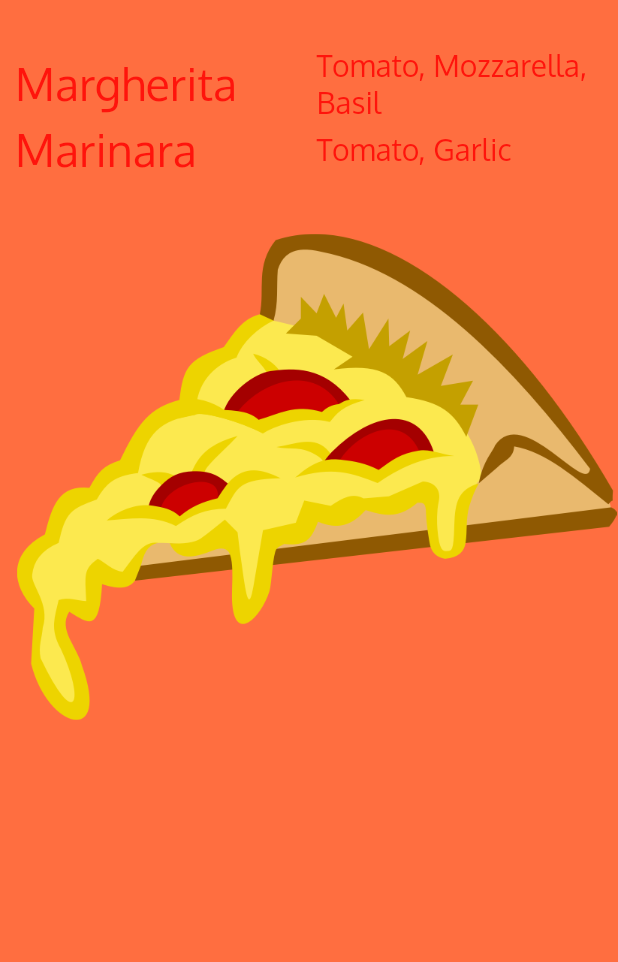
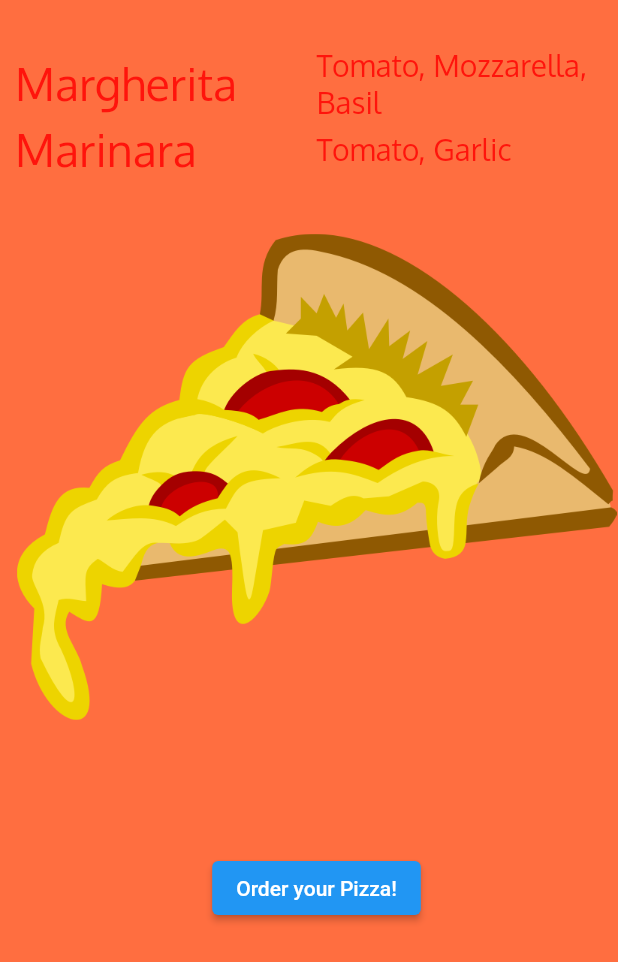
Before and after one commit to RafalChalupnik/FlutterHelloWorld, a Flutter app: the screen it shows after launch, on a phone screen of 412 x 824 dp. Shown: the top 962 px of the screen. Run offline on Flutter 3.47's test engine with Material 2 defaults, Android fonts, the phone set to English and light mode, and no system bars.

Commit message:
Giving Feedback: RaisedButton

```diff
--- a/app_widgets/lib/ui/home.dart
+++ b/app_widgets/lib/ui/home.dart
@@ -45,7 +45,8 @@ class Home extends StatelessWidget {
             )
           ))
         ]),
-        PizzaImageWidget()
+        PizzaImageWidget(),
+        OrderButton()
       ])
     ));
   }
@@ -59,3 +60,29 @@ class PizzaImageWidget extends StatelessWidget {
     return Container(child: image);
   }
 }
+
+class OrderButton extends StatelessWidget {
+  @override
+  Widget build(BuildContext context) {
+    return Container(
+      margin: EdgeInsets.only(top: 50),
+      child: ElevatedButton(
+        child: Text("Order your Pizza!"),
+        onPressed: () {
+          order(context);
+        },
+    ));
+  }
+
+  void order(BuildContext context) {
+    var alert = AlertDialog(
+      title: Text("Order Completed"),
+      content: Text("Thanks for your order"),
+    );
+
+    showDialog(
+      context: context,
+      builder: (BuildContext context) => alert
+    );
+  }
+}
```
